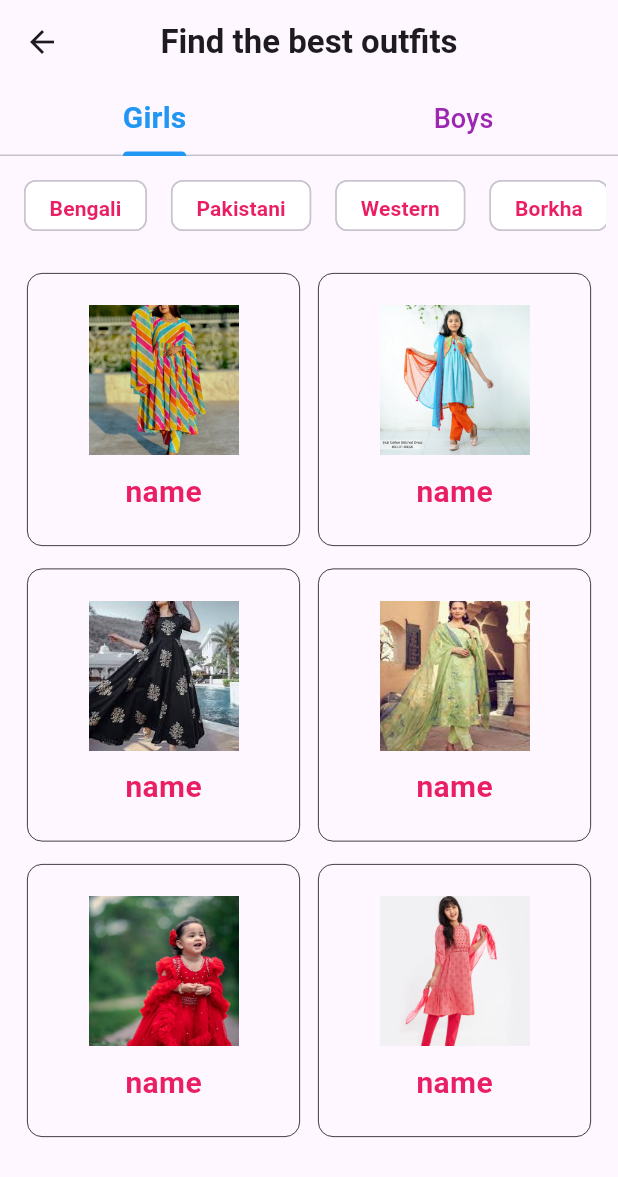
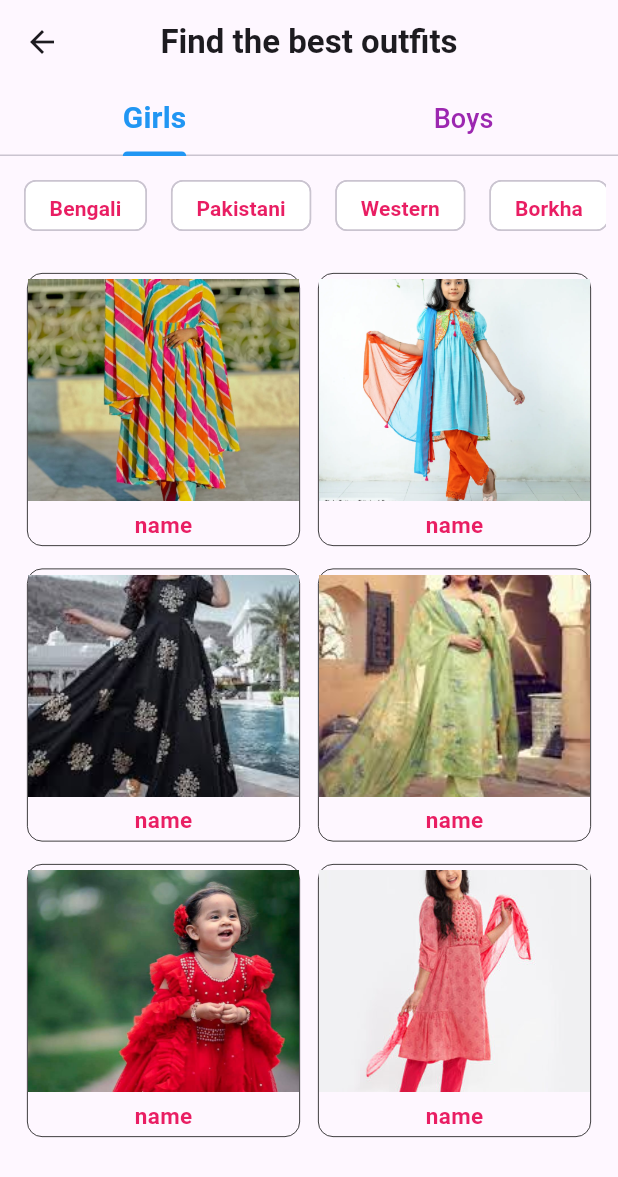
Before and after one commit to sohasara/E-Commerce-App, a Flutter app: the DressPage screen opened directly, on a phone screen of 412 x 824 dp. Shown: the top 1177 px of the screen. Run offline on Flutter 3.47's test engine with Material 3 defaults, Android fonts, the phone set to English and light mode, and no system bars; our stand-ins replace flutter_riverpod.

Commit message:
change height width

```diff
--- a/lib/feature/presentation/pages/detailes_page/my_grid.dart
+++ b/lib/feature/presentation/pages/detailes_page/my_grid.dart
@@ -33,15 +33,15 @@ class MyGrid extends StatelessWidget {
                   children: [
                     Image.asset(
                       dres['url']!,
-                      height: 100,
-                      width: 100,
+                      height: 148,
+                      width: 185,
                       fit: BoxFit.cover,
                     ),
-                    const SizedBox(height: 10),
+                    const SizedBox(height: 5),
                     Text(
                       dres['name']!,
                       style: const TextStyle(
-                        fontSize: 20,
+                        fontSize: 15,
                         fontWeight: FontWeight.bold,
                         color: Colors.pink,
                       ),
```
